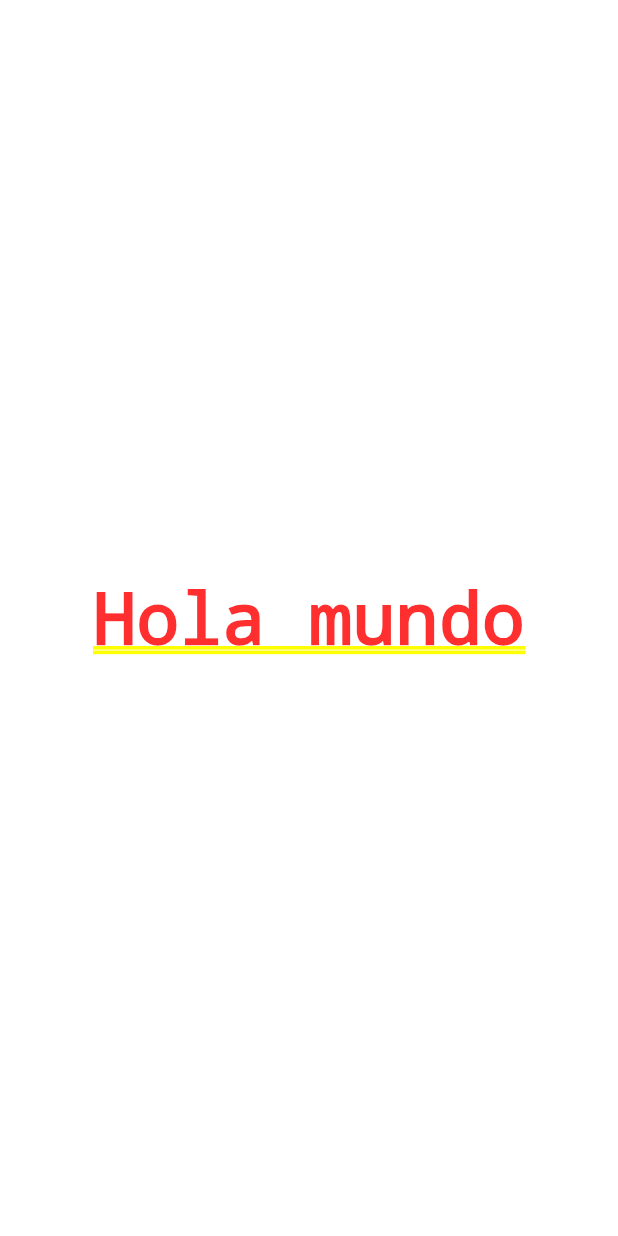
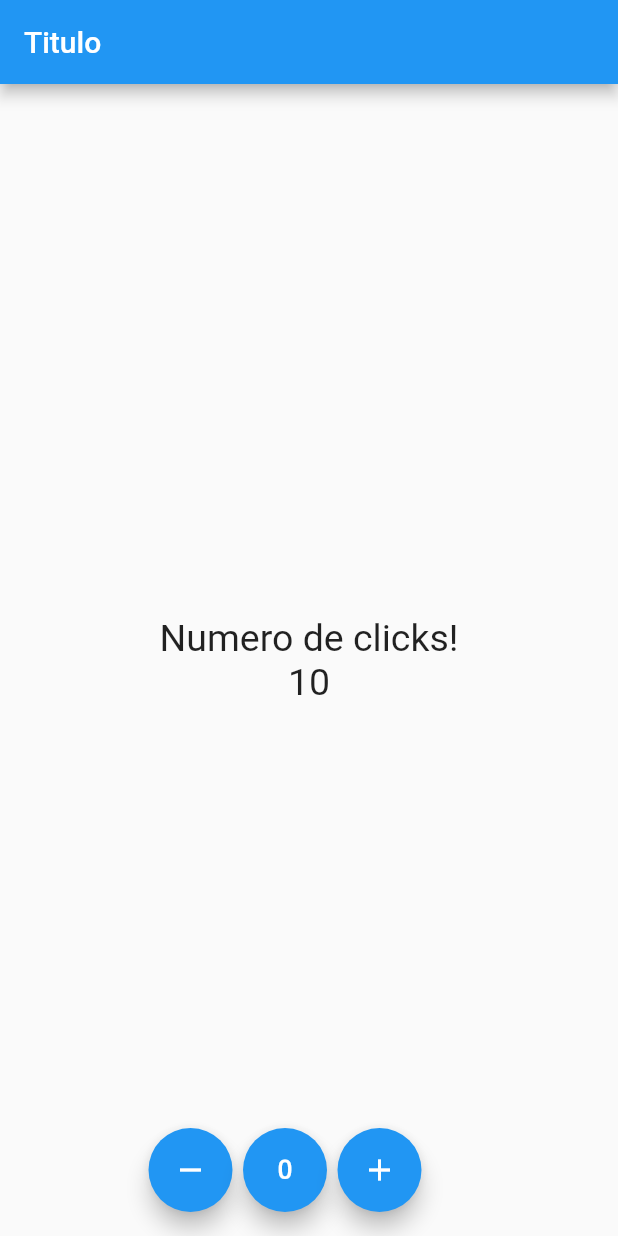
Before and after one commit to crasher9032/prueba_flutter, a Flutter app: the screen it shows after launch, on a phone screen of 412 x 824 dp. Run offline on Flutter 3.47's test engine with Material 2 defaults, Android fonts, the phone set to English and light mode, and no system bars.

Commit message:
para base

```diff
--- a/lib/src/app.dart
+++ b/lib/src/app.dart
@@ -1,11 +1,14 @@
 import 'package:flutter/material.dart';
+import 'package:prueba_flutter/src/pages/contador_page.dart';
 
 class MyApp extends StatelessWidget {
   @override
   Widget build(context) {
     return MaterialApp(
+      debugShowCheckedModeBanner: false,
       home: Center(
-        child: Text('Hola mundo'),
+        //child: HomePage(),
+        child: ContadorPage(),
       ),
     );
   }
--- /dev/null
+++ b/lib/src/pages/contador_page.dart
@@ -0,0 +1,59 @@
+import 'package:flutter/material.dart';
+
+class ContadorPage extends StatefulWidget {
+  @override
+  createState() => _ContadorPageState();
+}
+
+class _ContadorPageState extends State<ContadorPage> {
+  final _estiloTexto = new TextStyle(fontSize: 25);
+  var _conteo = 10;
+
+  @override
+  Widget build(BuildContext context) {
+    return Scaffold(
+        appBar: AppBar(
+          title: Text('Titulo'),
+        ),
+        body: Center(
+            child: Column(
+          mainAxisAlignment: MainAxisAlignment.center,
+          children: <Widget>[
+            Text(
+              'Numero de clicks!',
+              style: _estiloTexto,
+            ),
+            Text('$_conteo', style: _estiloTexto),
+          ],
+        )),
+        floatingActionButton: _crearBotones()
+        // floatingActionButtonLocation: FloatingActionButtonLocation.endFloat,
+        );
+  }
+
+  Widget _crearBotones() {
+    return Row(
+      mainAxisAlignment: MainAxisAlignment.center,
+      children: <Widget>[
+        FloatingActionButton(child: Icon(Icons.remove), onPressed: _sustraer),
+        SizedBox(width: 7.0),
+        FloatingActionButton(
+            child: Icon(Icons.exposure_zero), onPressed: _reset),
+        SizedBox(width: 7.0),
+        FloatingActionButton(child: Icon(Icons.add), onPressed: _agregar)
+      ],
+    );
+  }
+
+  void _agregar() {
+    setState(() => _conteo++);
+  }
+
+  void _sustraer() {
+    setState(() => _conteo--);
+  }
+
+  void _reset() {
+    setState(() => _conteo = 0);
+  }
+}
```
Also changed, not shown: lib/src/pages/home_page.dart (added, +33 -0 lines), pubspec.lock, 1 other file.
